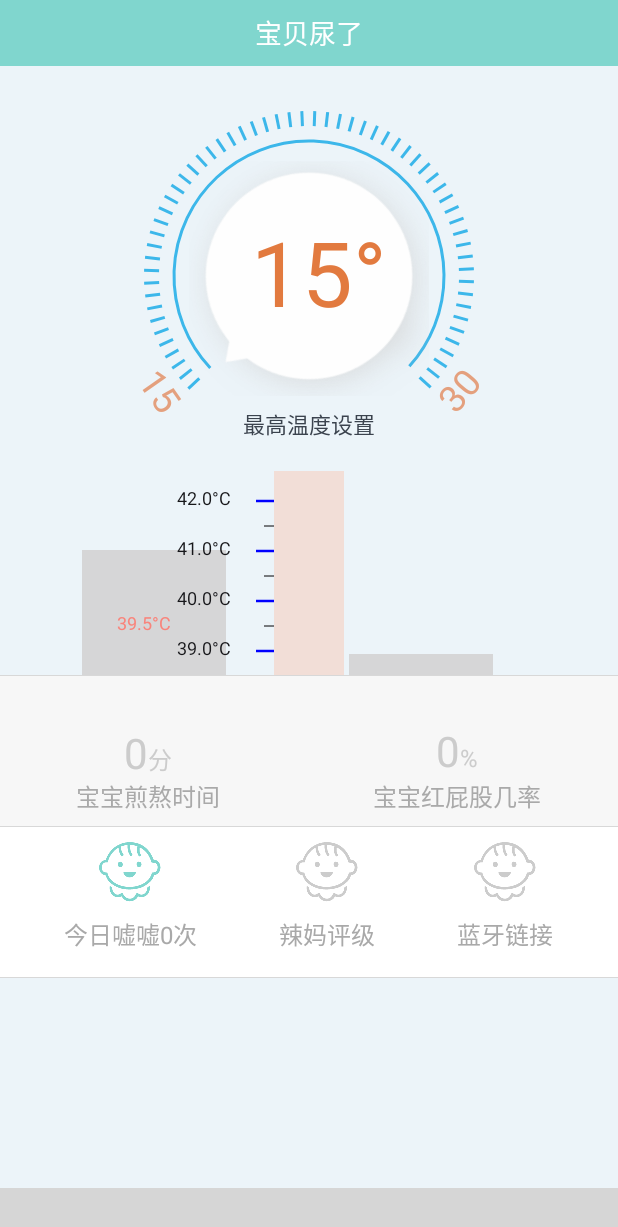
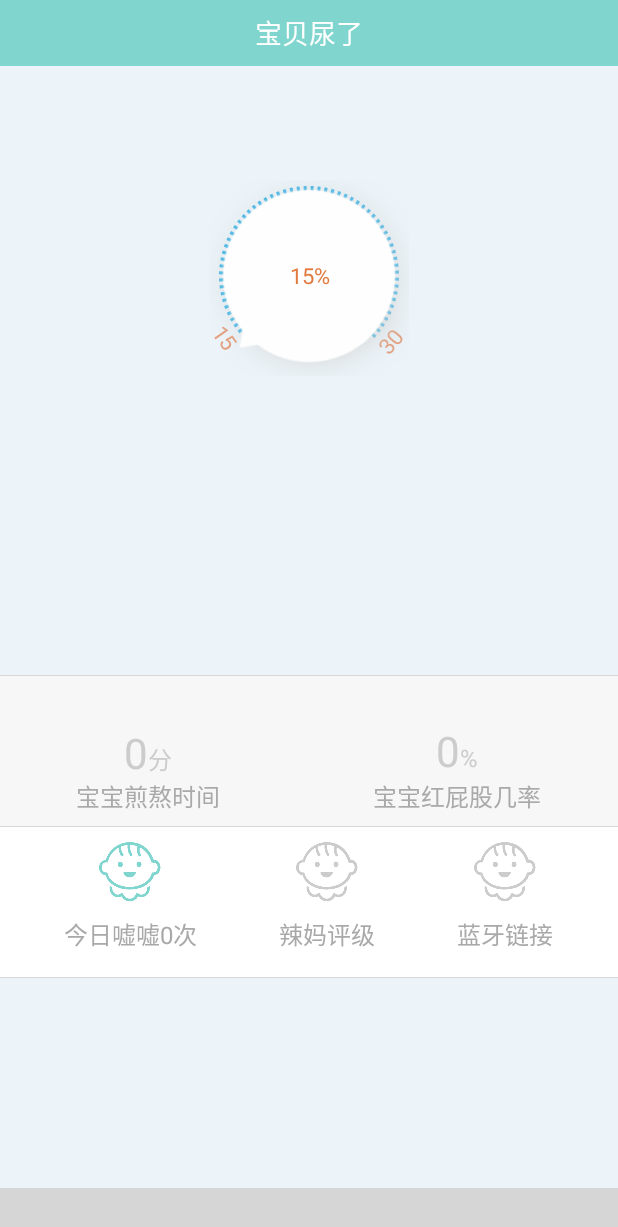
Before and after one commit to yangxin1113/Baby, an Android app: the HomeFragment screen opened directly, with no data from a screen before it, on a phone screen of 412 x 824 dp. Shown: the top 1227 px of the screen. Run offline under Robolectric (Android 15) with nearby library versions, the light colour scheme and no system bars; our stand-ins replace ButterKnife, CircleImageView; libraries missing offline, so code that uses them is left out: com.ashokvarma.bottomnavigation, com.lzy.imagepicker, com.orhanobut.logger; plain views replace BottomNavigationBar; 5 statements that could not run were skipped; grey boxes are pictures that could not be loaded.

Commit message:
修改：首页

```diff
--- a/app/src/main/java/com/zyx/baby/fragment/HomeFragment.java
+++ b/app/src/main/java/com/zyx/baby/fragment/HomeFragment.java
@@ -22,8 +22,8 @@ public class HomeFragment extends BaseFragment {
     MyTitleBar myTitleBar;
     @BindView(R.id.iv_temp)
     TempControlView tempControl;
-    @BindView(R.id.mTemp)
-    MyTempView mTempView;
+   /* @BindView(R.id.mTemp)
+    MyTempView mTempView;*/
     private int mTotalProgress;
     private int mCurrentProgress;
 
@@ -43,7 +43,7 @@ public class HomeFragment extends BaseFragment {
         mCurrentProgress = 0;
 
         tempControl.setTemp(15, 30, 15);
-        mTempView.setTemp("37.5", 39.5f, 35.4f, getActivity(), 380);
+       // mTempView.setTemp("37.5", 39.5f, 35.4f, getActivity(), 380);
         tempControl.setOnTempChangeListener(new TempControlView.OnTempChangeListener() {
             @Override
             public void change(int temp) {
--- a/app/src/main/java/com/zyx/baby/widget/TempControlView.java
+++ b/app/src/main/java/com/zyx/baby/widget/TempControlView.java
@@ -8,6 +8,8 @@ import android.graphics.Color;
 import android.graphics.Matrix;
 import android.graphics.Paint;
 import android.graphics.PaintFlagsDrawFilter;
+import android.graphics.PorterDuff;
+import android.graphics.PorterDuffXfermode;
 import android.graphics.RectF;
 import android.util.AttributeSet;
 import android.util.TypedValue;
@@ -44,7 +46,7 @@ public class TempControlView extends View {
     // 温度显示画笔
     private Paint tempPaint;
     // 文本提示
-    private String title = "最高温度设置";
+    private String title = "湿度";
     // 温度
     private int temperature = 15;
     // 最低温度
@@ -98,13 +100,13 @@ public class TempControlView extends View {
 
         titlePaint = new Paint();
         titlePaint.setAntiAlias(true);
-        titlePaint.setTextSize(sp2px(15));
+        titlePaint.setTextSize(sp2px(12));
         titlePaint.setColor(Color.parseColor("#3B434E"));
         titlePaint.setStyle(Paint.Style.STROKE);
 
         tempFlagPaint = new Paint();
         tempFlagPaint.setAntiAlias(true);
-        tempFlagPaint.setTextSize(sp2px(25));
+        tempFlagPaint.setTextSize(sp2px(15));
         tempFlagPaint.setColor(Color.parseColor("#E4A07E"));
         tempFlagPaint.setStyle(Paint.Style.STROKE);
 
@@ -114,7 +116,7 @@ public class TempControlView extends View {
 
         tempPaint = new Paint();
         tempPaint.setAntiAlias(true);
-        tempPaint.setTextSize(sp2px(60));
+        tempPaint.setTextSize(sp2px(15));
         tempPaint.setColor(Color.parseColor("#E27A3F"));
         tempPaint.setStyle(Paint.Style.STROKE);
     }
@@ -125,7 +127,7 @@ public class TempControlView extends View {
         // 控件宽、高
         width = height = Math.min(h, w);
         // 刻度盘半径
-        dialRadius = width / 2 - dp2px(20);
+        dialRadius = width / 2 - dp2px(70);
         // 圆弧半径
         arcRadius = dialRadius - dp2px(20);
     }
@@ -189,18 +191,18 @@ public class TempControlView extends View {
 
         // 绘制标题
         float titleWidth = titlePaint.measureText(title);
-        canvas.drawText(title, (width - titleWidth) / 2, dialRadius * 2 + dp2px(15), titlePaint);
+        canvas.drawText(title, (width - titleWidth) / 2, dialRadius * 2 + dp2px(60), titlePaint);
 
         // 绘制最小温度标识
         // 最小温度如果小于10，显示为0x
         String minTempFlag = minTemp < 10 ? "0" + minTemp : minTemp + "";
         float tempFlagWidth = titlePaint.measureText(maxTemp + "");
         canvas.rotate(55, width / 2, height / 2);
-        canvas.drawText(minTempFlag, (width - tempFlagWidth) / 2, height + dp2px(5), tempFlagPaint);
+        canvas.drawText(minTempFlag, (width - tempFlagWidth) / 2, height - dp2px(55), tempFlagPaint);
 
         // 绘制最大温度标识
         canvas.rotate(-105, width / 2, height / 2);
-        canvas.drawText(maxTemp + "", (width - tempFlagWidth) / 2, height + dp2px(5), tempFlagPaint);
+        canvas.drawText(maxTemp + "", (width - tempFlagWidth) / 2, height - dp2px(55), tempFlagPaint);
         canvas.restore();
     }
 
@@ -210,6 +212,12 @@ public class TempControlView extends View {
      * @param canvas 画布
      */
     private void drawButton(Canvas canvas) {
+
+        //设置缩放比例
+        float scale = 1.0f;
+
+        buttonImageShadow = createCircleImage(buttonImageShadow,200, 200);
+        buttonImage = createCircleImage(buttonImage,200, 200);
         // 按钮宽高
         int buttonWidth = buttonImage.getWidth();
         int buttonHeight = buttonImage.getHeight();
@@ -230,7 +238,6 @@ public class TempControlView extends View {
         matrix.preTranslate(-buttonWidth / 2, -buttonHeight / 2);
         // 将按钮移到中心位置
         matrix.postTranslate((width - buttonWidth) / 2, (height - buttonHeight) / 2);
-
         //设置抗锯齿
         canvas.setDrawFilter(paintFlagsDrawFilter);
         canvas.drawBitmap(buttonImage, matrix, buttonPaint);
@@ -247,7 +254,7 @@ public class TempControlView extends View {
 
         float tempWidth = tempPaint.measureText(temperature + "");
         float tempHeight = (tempPaint.ascent() + tempPaint.descent()) / 2;
-        canvas.drawText(temperature + "°", -tempWidth / 2 - dp2px(5), -tempHeight, tempPaint);
+        canvas.drawText(temperature + "%", -tempWidth / 2 - dp2px(5), -tempHeight, tempPaint);
         canvas.restore();
     }
 
@@ -381,6 +388,34 @@ public class TempControlView extends View {
         this.onTempChangeListener = onTempChangeListener;
     }
 
+
+    /**
+     * 根据原图缩放处理
+     *
+     * @param source
+     * @param
+     * @return
+     */
+    private Bitmap createCircleImage(Bitmap source, int w, int h)
+    {
+        Bitmap BitmapOrg = source;
+        int width = BitmapOrg.getWidth();
+        int height = BitmapOrg.getHeight();
+        int newWidth = w;
+        int newHeight = h;
+
+        float scaleWidth = ((float) newWidth) / width;
+        float scaleHeight = ((float) newHeight) / height;
+
+        Matrix matrix = new Matrix();
+        matrix.postScale(scaleWidth, scaleHeight);
+        // if you want to rotate the Bitmap
+        // matrix.postRotate(45);
+        Bitmap resizedBitmap = Bitmap.createBitmap(BitmapOrg, 0, 0, width,
+                height, matrix, true);
+        return resizedBitmap;
+    }
+
     /**
      * 温度改变监听接口
      */
--- a/app/src/main/res/layout/fragment_home.xml
+++ b/app/src/main/res/layout/fragment_home.xml
@@ -65,11 +65,11 @@
                  </LinearLayout>-->
 
 
-
+<!--
             <com.zyx.baby.widget.MyTempView
                     android:id="@+id/mTemp"
                     android:layout_width="match_parent"
-                    android:layout_height="wrap_content" />
+                    android:layout_height="wrap_content" />-->
 
            <!-- <com.zyx.baby.widget.CycleView
                 android:id="@+id/iv_hum"
```
